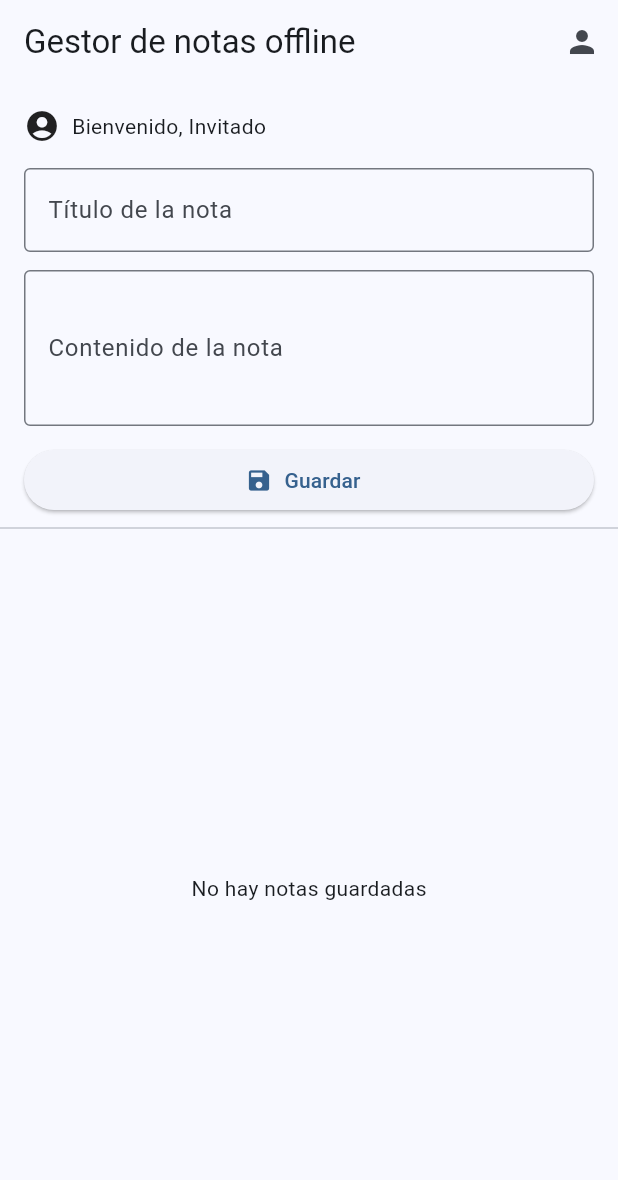
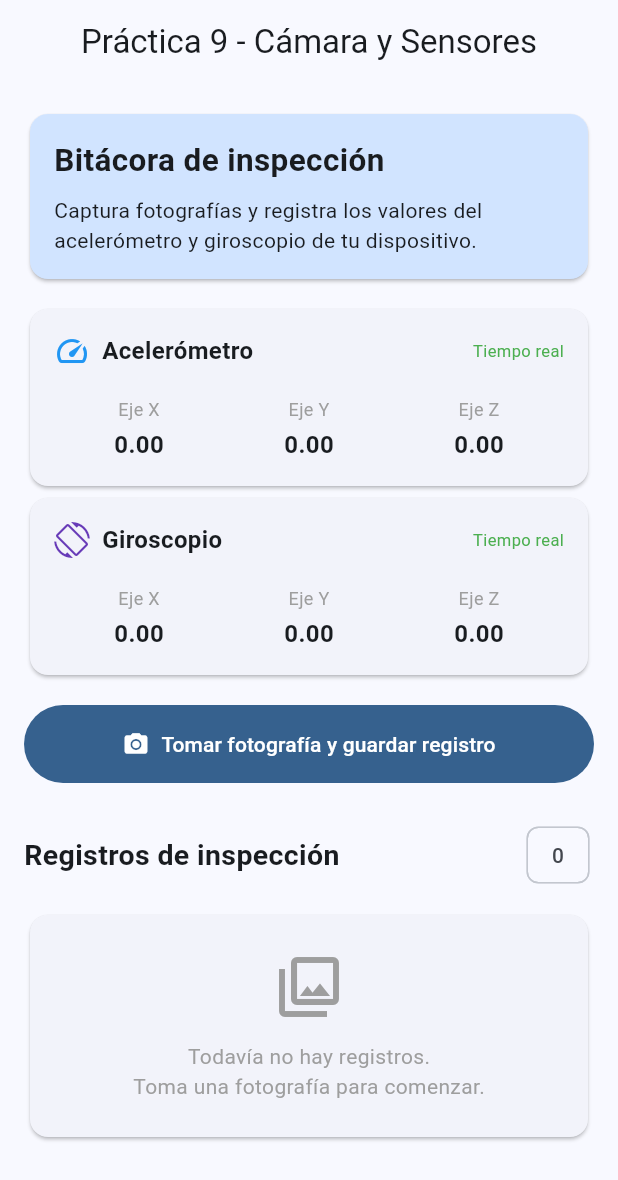
Before and after one commit to Keb-Manuel/gestion_eventos_staff_movil, a Flutter app: the screen it shows after launch, on a phone screen of 412 x 824 dp. Shown: the top 1180 px of the screen. Run offline on Flutter 3.47's test engine with Material 3 defaults, Android fonts, the phone set to English and light mode, and no system bars; our stand-ins replace image_picker, sensors_plus, shared_preferences, sqflite; accounts and stored records are empty.

Commit message:
Completa practica 9 camara multimedia y sensores

```diff
--- a/lib/main.dart
+++ b/lib/main.dart
@@ -1,13 +1,10 @@
+
 import 'package:flutter/material.dart';
-import 'package:sqflite/sqflite.dart';
-import 'package:sqflite_common_ffi_web/sqflite_ffi_web.dart';
 
-import 'practica_06/notas_page.dart';
+import 'practica_09/screens/inspeccion_page.dart';
 
 void main() {
   WidgetsFlutterBinding.ensureInitialized();
-
-  databaseFactory = databaseFactoryFfiWeb;
 
   runApp(const MainApp());
 }
@@ -19,14 +16,14 @@ class MainApp extends StatelessWidget {
   Widget build(BuildContext context) {
     return MaterialApp(
       debugShowCheckedModeBanner: false,
-      title: 'Práctica 6',
+      title: 'Práctica 9 - Cámara y Sensores',
       theme: ThemeData(
         colorScheme: ColorScheme.fromSeed(
           seedColor: Colors.blue,
         ),
         useMaterial3: true,
       ),
-      home: const NotasPage(),
+      home: const InspeccionPage(),
     );
   }
 }
--- /dev/null
+++ b/lib/practica_09/models/registro_inspeccion.dart
@@ -0,0 +1,53 @@
+class RegistroInspeccion {
+  final String id;
+  final DateTime fecha;
+  final String rutaImagen;
+
+  final double acelerometroX;
+  final double acelerometroY;
+  final double acelerometroZ;
+
+  final double giroscopioX;
+  final double giroscopioY;
+  final double giroscopioZ;
+
+  RegistroInspeccion({
+    required this.id,
+    required this.fecha,
+    required this.rutaImagen,
+    required this.acelerometroX,
+    required this.acelerometroY,
+    required this.acelerometroZ,
+    required this.giroscopioX,
+    required this.giroscopioY,
+    required this.giroscopioZ,
+  });
+
+  Map<String, dynamic> toJson() {
+    return {
+      'id': id,
+      'fecha': fecha.toIso8601String(),
+      'rutaImagen': rutaImagen,
+      'acelerometroX': acelerometroX,
+      'acelerometroY': acelerometroY,
+      'acelerometroZ': acelerometroZ,
+      'giroscopioX': giroscopioX,
+      'giroscopioY': giroscopioY,
+      'giroscopioZ': giroscopioZ,
+    };
+  }
+
+  factory RegistroInspeccion.fromJson(Map<String, dynamic> json) {
+    return RegistroInspeccion(
+      id: json['id'],
+      fecha: DateTime.parse(json['fecha']),
+      rutaImagen: json['rutaImagen'],
+      acelerometroX: (json['acelerometroX'] as num).toDouble(),
+      acelerometroY: (json['acelerometroY'] as num).toDouble(),
+      acelerometroZ: (json['acelerometroZ'] as num).toDouble(),
+      giroscopioX: (json['giroscopioX'] as num).toDouble(),
+      giroscopioY: (json['giroscopioY'] as num).toDouble(),
+      giroscopioZ: (json['giroscopioZ'] as num).toDouble(),
+    );
+  }
+}
--- /dev/null
+++ b/lib/practica_09/providers/inspeccion_provider.dart
@@ -0,0 +1,162 @@
+import 'dart:convert';
+import 'dart:io';
+
+import 'package:flutter/material.dart';
+import 'package:image_picker/image_picker.dart';
+import 'package:path_provider/path_provider.dart';
+import 'package:shared_preferences/shared_preferences.dart';
+
+import '../models/registro_inspeccion.dart';
+import '../services/sensores_service.dart';
+
+class InspeccionProvider extends ChangeNotifier {
+  final ImagePicker _imagePicker = ImagePicker();
+  final SensoresService _sensoresService = SensoresService();
+
+  final List<RegistroInspeccion> _registros = [];
+
+  List<RegistroInspeccion> get registros =>
+      List.unmodifiable(_registros);
+
+  bool cargando = false;
+  String? error;
+
+  double get acelerometroX => _sensoresService.acelerometroX;
+  double get acelerometroY => _sensoresService.acelerometroY;
+  double get acelerometroZ => _sensoresService.acelerometroZ;
+
+  double get giroscopioX => _sensoresService.giroscopioX;
+  double get giroscopioY => _sensoresService.giroscopioY;
+  double get giroscopioZ => _sensoresService.giroscopioZ;
+
+  static const String _claveRegistros = 'bitacora_inspecciones_p9';
+
+  InspeccionProvider() {
+    _inicializar();
+  }
+
+  Future<void> _inicializar() async {
+    await cargarRegistros();
+
+    _sensoresService.iniciarLectura(
+      alActualizar: () {
+        notifyListeners();
+      },
+    );
+  }
+
+  Future<void> cargarRegistros() async {
+    try {
+      final preferencias = await SharedPreferences.getInstance();
+      final datos = preferencias.getString(_claveRegistros);
+
+      if (datos == null) return;
+
+      final List<dynamic> lista = jsonDecode(datos);
+
+      _registros
+        ..clear()
+        ..addAll(
+          lista.map(
+            (elemento) => RegistroInspeccion.fromJson(
+              Map<String, dynamic>.from(elemento),
+            ),
+          ),
+        );
+
+      notifyListeners();
+    } catch (e) {
+      error = 'No se pudieron cargar los registros: $e';
+      notifyListeners();
+    }
+  }
+
+  Future<void> tomarFotografia() async {
+    if (cargando) return;
+
+    cargando = true;
+    error = null;
+    notifyListeners();
+
+    try {
+      final XFile? fotografia = await _imagePicker.pickImage(
+        source: ImageSource.camera,
+        imageQuality: 85,
+      );
+
+      // Si el usuario cancela la cámara, no se crea ningún registro.
+      if (fotografia == null) return;
+
+      final directorio = await getApplicationDocumentsDirectory();
+
+      final carpetaFotos = Directory(
+        '${directorio.path}/fotografias_inspeccion',
+      );
+
+      if (!await carpetaFotos.exists()) {
+        await carpetaFotos.create(recursive: true);
+      }
+
+      final id = DateTime.now().microsecondsSinceEpoch.toString();
+
+      final archivo = await File(fotografia.path).copy(
+        '${carpetaFotos.path}/inspeccion_$id.jpg',
+      );
+
+      final registro = RegistroInspeccion(
+        id: id,
+        fecha: DateTime.now(),
+        rutaImagen: archivo.path,
+        acelerometroX: acelerometroX,
+        acelerometroY: acelerometroY,
+        acelerometroZ: acelerometroZ,
+        giroscopioX: giroscopioX,
+        giroscopioY: giroscopioY,
+        giroscopioZ: giroscopioZ,
+      );
+
+      _registros.insert(0, registro);
+
+      await _guardarRegistros();
+    } catch (e) {
+      error = 'No se pudo guardar la fotografía: $e';
+    } finally {
+      cargando = false;
+      notifyListeners();
+    }
+  }
+
+  Future<void> _guardarRegistros() async {
+    final preferencias = await SharedPreferences.getInstance();
+
+    final datos = jsonEncode(
+      _registros.map((registro) => registro.toJson()).toList(),
+    );
+
+    await preferencias.setString(_claveRegistros, datos);
+  }
+
+  Future<void> eliminarRegistro(RegistroInspeccion registro) async {
+    _registros.removeWhere((elemento) => elemento.id == registro.id);
+
+    try {
+      final archivo = File(registro.rutaImagen);
+
+      if (await archivo.exists()) {
+        await archivo.delete();
+      }
+
+      await _guardarRegistros();
+      notifyListeners();
+    } catch (e) {
+      error = 'No se pudo eliminar el registro: $e';
+      notifyListeners();
+    }
+  }
+
+  @override
+  void dispose() {
+    _sensoresService.detenerLectura();
+    super.dispose();
+  }
+}
--- /dev/null
+++ b/lib/practica_09/screens/inspeccion_page.dart
@@ -0,0 +1,333 @@
+
+import 'dart:io';
+
+import 'package:flutter/material.dart';
+
+import '../models/registro_inspeccion.dart';
+import '../providers/inspeccion_provider.dart';
+
+class InspeccionPage extends StatefulWidget {
+  const InspeccionPage({super.key});
+
+  @override
+  State<InspeccionPage> createState() => _InspeccionPageState();
+}
+
+class _InspeccionPageState extends State<InspeccionPage> {
+  late final InspeccionProvider _provider;
+
+  @override
+  void initState() {
+    super.initState();
+    _provider = InspeccionProvider();
+  }
+
+  @override
+  void dispose() {
+    _provider.dispose();
+    super.dispose();
+  }
+
+  String _formatearFecha(DateTime fecha) {
+    final dia = fecha.day.toString().padLeft(2, '0');
+    final mes = fecha.month.toString().padLeft(2, '0');
+    final anio = fecha.year;
+    final hora = fecha.hour.toString().padLeft(2, '0');
+    final minuto = fecha.minute.toString().padLeft(2, '0');
+
+    return '$dia/$mes/$anio - $hora:$minuto';
+  }
+
+  Widget _crearValorSensor(String etiqueta, double valor) {
+    return Expanded(
+      child: Column(
+        children: [
+          Text(
+            etiqueta,
+            style: const TextStyle(
+              color: Colors.grey,
+              fontSize: 12,
+            ),
+          ),
+          const SizedBox(height: 4),
+          Text(
+            valor.toStringAsFixed(2),
+            style: const TextStyle(
+              fontWeight: FontWeight.bold,
+              fontSize: 16,
+            ),
+          ),
+        ],
+      ),
+    );
+  }
+
+  Widget _crearPanelSensor({
+    required String titulo,
+    required IconData icono,
+    required Color color,
+    required double x,
+    required double y,
+    required double z,
+  }) {
+    return Card(
+      child: Padding(
+        padding: const EdgeInsets.all(16),
+        child: Column(
+          crossAxisAlignment: CrossAxisAlignment.start,
+          children: [
+            Row(
+              children: [
+                Icon(icono, color: color),
+                const SizedBox(width: 8),
+                Text(
+                  titulo,
+                  style: const TextStyle(
+                    fontWeight: FontWeight.bold,
+                    fontSize: 16,
+                  ),
+                ),
+                const Spacer(),
+                const Text(
+                  'Tiempo real',
+                  style: TextStyle(
+                    color: Colors.green,
+                    fontSize: 11,
+                  ),
+                ),
+              ],
+            ),
+            const SizedBox(height: 18),
+            Row(
+              children: [
+                _crearValorSensor('Eje X', x),
+                _crearValorSensor('Eje Y', y),
+                _crearValorSensor('Eje Z', z),
+              ],
+            ),
+          ],
+        ),
+      ),
+    );
+  }
+
+  Widget _crearRegistro(RegistroInspeccion registro) {
+    return Card(
+      margin: const EdgeInsets.only(bottom: 14),
+      clipBehavior: Clip.antiAlias,
+      child: Column(
+        crossAxisAlignment: CrossAxisAlignment.start,
+        children: [
+          if (File(registro.rutaImagen).existsSync())
+            Image.file(
+              File(registro.rutaImagen),
+              height: 190,
+              width: double.infinity,
+              fit: BoxFit.cover,
+              errorBuilder: (_, error, stackTrace) => const SizedBox(
+                height: 100,
+                child: Center(child: Text('No se pudo mostrar la imagen')),
+              ),
+            )
+          else
+            const SizedBox(
+              height: 100,
+              child: Center(
+                child: Text('Fotografía no disponible'),
+              ),
+            ),
+          Padding(
+            padding: const EdgeInsets.all(14),
+            child: Column(
+              crossAxisAlignment: CrossAxisAlignment.start,
+              children: [
+                Row(
+                  children: [
+                    const Icon(Icons.calendar_today, size: 17),
+                    const SizedBox(width: 8),
+                    Expanded(
+                      child: Text(
+                        _formatearFecha(registro.fecha),
+                        style: const TextStyle(
+                          fontWeight: FontWeight.bold,
+                        ),
+                      ),
+                    ),
+                    IconButton(
+                      tooltip: 'Eliminar registro',
+                      onPressed: () => _provider.eliminarRegistro(registro),
+                      icon: const Icon(
+                        Icons.delete_outline,
+                        color: Colors.red,
+                      ),
+                    ),
+                  ],
+                ),
+                const Divider(),
+                const Text(
+                  'Acelerómetro (m/s²)',
+                  style: TextStyle(fontWeight: FontWeight.bold),
+                ),
+                const SizedBox(height: 8),
+                Text(
+                  'X: ${registro.acelerometroX.toStringAsFixed(2)}   '
+                  'Y: ${registro.acelerometroY.toStringAsFixed(2)}   '
+                  'Z: ${registro.acelerometroZ.toStringAsFixed(2)}',
+                ),
+                const SizedBox(height: 12),
+                const Text(
+                  'Giroscopio (rad/s)',
+                  style: TextStyle(fontWeight: FontWeight.bold),
+                ),
+                const SizedBox(height: 8),
+                Text(
+                  'X: ${registro.giroscopioX.toStringAsFixed(2)}   '
+                  'Y: ${registro.giroscopioY.toStringAsFixed(2)}   '
+                  'Z: ${registro.giroscopioZ.toStringAsFixed(2)}',
+                ),
+              ],
+            ),
+          ),
+        ],
+      ),
+    );
+  }
+
+  @override
+  Widget build(BuildContext context) {
+    return AnimatedBuilder(
+      animation: _provider,
+      builder: (context, child) {
+        return Scaffold(
+          appBar: AppBar(
+            title: const Text('Práctica 9 - Cámara y Sensores'),
+            centerTitle: true,
+          ),
+          body: SafeArea(
+            child: ListView(
+              padding: const EdgeInsets.all(16),
+              children: [
+                Card(
+                  color: Theme.of(context)
+                      .colorScheme
+                      .primaryContainer,
+                  child: const Padding(
+                    padding: EdgeInsets.all(16),
+                    child: Column(
+                      crossAxisAlignment: CrossAxisAlignment.start,
+                      children: [
+                        Text(
+                          'Bitácora de inspección',
+                          style: TextStyle(
+                            fontSize: 21,
+                            fontWeight: FontWeight.bold,
+                          ),
+                        ),
+                        SizedBox(height: 8),
+                        Text(
+                          'Captura fotografías y registra los valores '
+                          'del acelerómetro y giroscopio de tu dispositivo.',
+                        ),
+                      ],
+                    ),
+                  ),
+                ),
+                const SizedBox(height: 12),
+                _crearPanelSensor(
+                  titulo: 'Acelerómetro',
+                  icono: Icons.speed,
+                  color: Colors.blue,
+                  x: _provider.acelerometroX,
+                  y: _provider.acelerometroY,
+                  z: _provider.acelerometroZ,
+                ),
+                _crearPanelSensor(
+                  titulo: 'Giroscopio',
+                  icono: Icons.screen_rotation,
+                  color: Colors.deepPurple,
+                  x: _provider.giroscopioX,
+                  y: _provider.giroscopioY,
+                  z: _provider.giroscopioZ,
+                ),
+                const SizedBox(height: 16),
+                FilledButton.icon(
+                  onPressed: _provider.cargando
+                      ? null
+                      : _provider.tomarFotografia,
+                  icon: const Icon(Icons.camera_alt),
+                  label: Text(
+                    _provider.cargando
+                        ? 'Procesando fotografía...'
+                        : 'Tomar fotografía y guardar registro',
+                  ),
+                  style: FilledButton.styleFrom(
+                    padding: const EdgeInsets.all(16),
+                  ),
+                ),
+                if (_provider.cargando)
+                  const Padding(
+                    padding: EdgeInsets.all(12),
+                    child: Center(
+                      child: CircularProgressIndicator(),
+                    ),
+                  ),
+                if (_provider.error != null)
+                  Padding(
+                    padding: const EdgeInsets.only(top: 12),
+                    child: Text(
+                      _provider.error!,
+                      style: const TextStyle(color: Colors.red),
+                    ),
+                  ),
+                const SizedBox(height: 24),
+                Row(
+                  children: [
+                    const Expanded(
+                      child: Text(
+                        'Registros de inspección',
+                        style: TextStyle(
+                          fontSize: 19,
+                          fontWeight: FontWeight.bold,
+                        ),
+                      ),
+                    ),
+                    Chip(
+                      label: Text('${_provider.registros.length}'),
+                    ),
+                  ],
+                ),
+                const SizedBox(height: 12),
+                if (_provider.registros.isEmpty)
+                  const Card(
+                    child: Padding(
+                      padding: EdgeInsets.all(24),
+                      child: Column(
+                        children: [
+                          Icon(
+                            Icons.photo_library_outlined,
+                            size: 48,
+                            color: Colors.grey,
+                          ),
+                          SizedBox(height: 12),
+                          Text(
+                            'Todavía no hay registros.',
+                            style: TextStyle(color: Colors.grey),
+                          ),
+                          Text(
+                            'Toma una fotografía para comenzar.',
+                            style: TextStyle(color: Colors.grey),
+                          ),
+                        ],
+                      ),
+                    ),
+                  )
+                else
+                  ..._provider.registros.map(_crearRegistro),
+              ],
+            ),
+          ),
+        );
+      },
+    );
+  }
+}
--- /dev/null
+++ b/lib/practica_09/services/sensores_service.dart
@@ -0,0 +1,50 @@
+import 'dart:async';
+
+import 'package:sensors_plus/sensors_plus.dart';
+
+class SensoresService {
+  StreamSubscription<AccelerometerEvent>? _acelerometroSubscription;
+  StreamSubscription<GyroscopeEvent>? _giroscopioSubscription;
+
+  double acelerometroX = 0;
+  double acelerometroY = 0;
+  double acelerometroZ = 0;
+
+  double giroscopioX = 0;
+  double giroscopioY = 0;
+  double giroscopioZ = 0;
+
+  void iniciarLectura({
+    required Function() alActualizar,
+  }) {
+    _acelerometroSubscription =
+        accelerometerEventStream().listen(
+      (evento) {
+        acelerometroX = evento.x;
+        acelerometroY = evento.y;
+        acelerometroZ = evento.z;
+
+        alActualizar();
+      },
+    );
+
+    _giroscopioSubscription =
+        gyroscopeEventStream().listen(
+      (evento) {
+        giroscopioX = evento.x;
+        giroscopioY = evento.y;
+        giroscopioZ = evento.z;
+
+        alActualizar();
+      },
+    );
+  }
+
+  void detenerLectura() {
+    _acelerometroSubscription?.cancel();
+    _giroscopioSubscription?.cancel();
+
+    _acelerometroSubscription = null;
+    _giroscopioSubscription = null;
+  }
+}
--- a/pubspec.yaml
+++ b/pubspec.yaml
@@ -10,7 +10,10 @@ dependencies:
   flutter:
     sdk: flutter
   http: ^1.6.0
+  image_picker: ^1.2.4
   path: ^1.9.1
+  path_provider: ^2.1.6
+  sensors_plus: ^7.1.1
   shared_preferences: ^2.5.6
   sqflite: ^2.4.5
   sqflite_common_ffi: ^2.4.5
```
Also changed, not shown: pubspec.lock, 6 other files.
